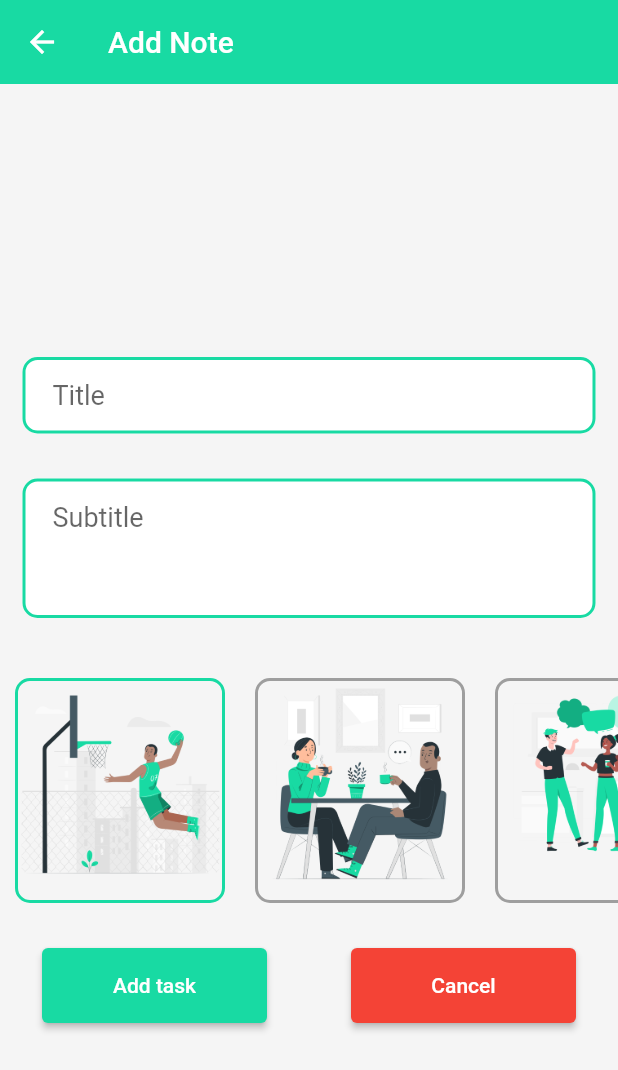
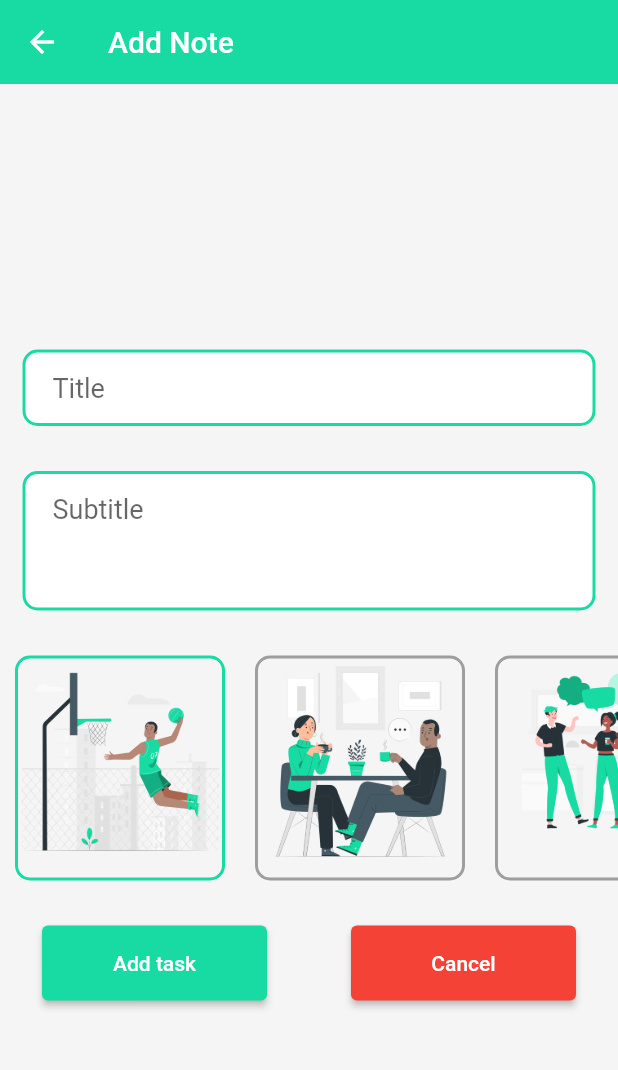
Before and after one commit to PasinduSandamalSenanayake/To_do_app, a Flutter app: the Add_screen screen opened directly, on a phone screen of 412 x 824 dp. Shown: the top 1070 px of the screen. Run offline on Flutter 3.47's test engine with Material 2 defaults, Android fonts, the phone set to English and light mode, and no system bars; our stand-ins replace cloud_firestore, firebase_auth, firebase_core, get; accounts and stored records are empty.

Commit message:
resize the edit and add screens

```diff
--- a/lib/screen/add_note_screen.dart
+++ b/lib/screen/add_note_screen.dart
@@ -37,10 +37,9 @@ class _Add_screenState extends State<Add_screen> {
         child: Column(
           mainAxisAlignment: MainAxisAlignment.center,
           children: [
-            SizedBox(height: 20,),
             title_widget(),
             subtitle_widget(),
-            SizedBox(height: 20,),
+            SizedBox(height: 10,),
             imageSet_widget(),
             SizedBox(height: 20,),
             button_widget(),
--- a/lib/screen/edit_screen.dart
+++ b/lib/screen/edit_screen.dart
@@ -48,10 +48,9 @@ class _Edit_screenState extends State<Edit_screen> {
         child: Column(
           mainAxisAlignment: MainAxisAlignment.center,
           children: [
-            SizedBox(height: 20,),
             title_widget(),
             subtitle_widget(),
-            SizedBox(height: 20,),
+            SizedBox(height: 10,),
             imageSet_widget(),
             SizedBox(height: 20,),
             button_widget(),
```
